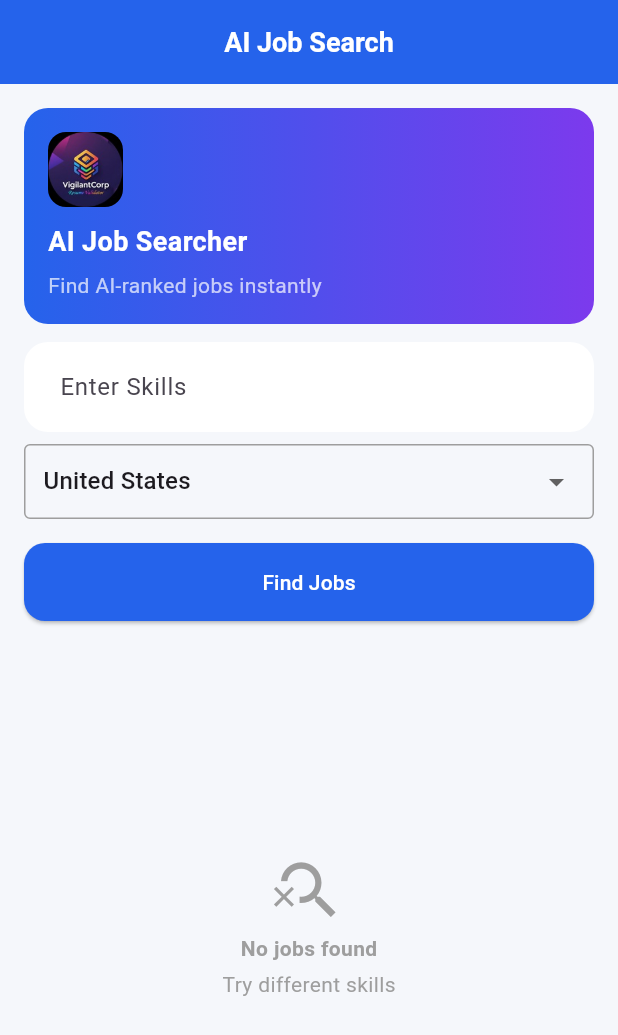
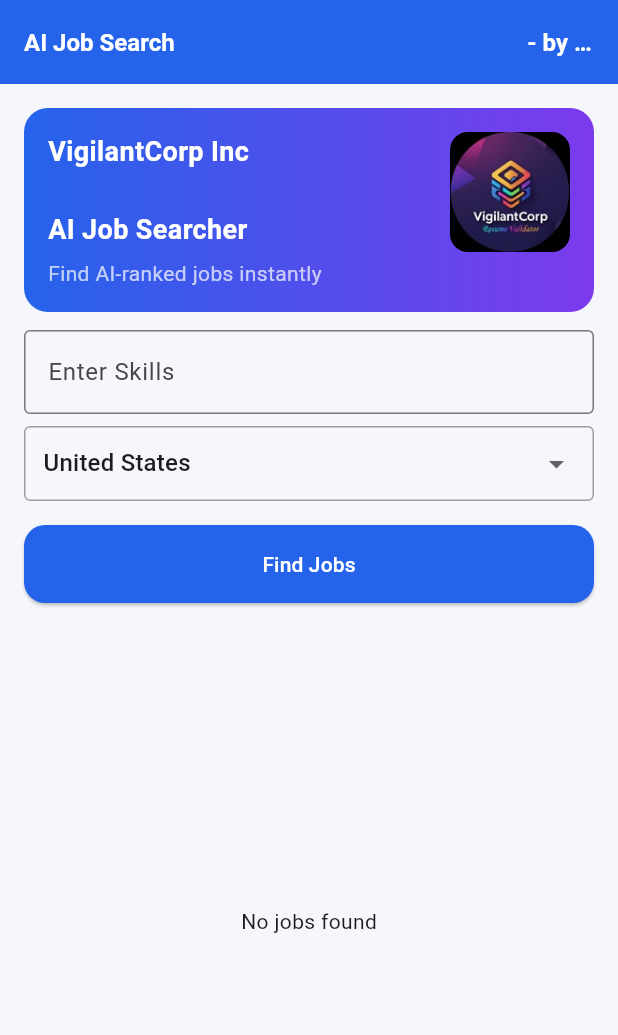
Before and after one commit to rkandukuri1/ai-job-api, a Flutter app: the screen it shows after launch, on a phone screen of 412 x 824 dp. Shown: the top 1035 px of the screen. Run offline on Flutter 3.47's test engine with Material 3 defaults, Android fonts, the phone set to English and light mode, and no system bars.

Commit message:
Add files via upload

```diff
--- a/ai_job_mobile/lib/main.dart
+++ b/ai_job_mobile/lib/main.dart
@@ -31,29 +31,6 @@
             padding: const EdgeInsets.symmetric(vertical: 16),
             shape: RoundedRectangleBorder(
               borderRadius: BorderRadius.circular(14),
-            ),
-          ),
-        ),
-        inputDecorationTheme: InputDecorationTheme(
-          filled: true,
-          fillColor: Colors.white,
-          contentPadding: const EdgeInsets.symmetric(
-            horizontal: 20,
-            vertical: 18,
-          ),
-          border: OutlineInputBorder(
-            borderRadius: BorderRadius.circular(16),
-            borderSide: BorderSide.none,
-          ),
-          enabledBorder: OutlineInputBorder(
-            borderRadius: BorderRadius.circular(16),
-            borderSide: BorderSide.none,
-          ),
-          focusedBorder: OutlineInputBorder(
-            borderRadius: BorderRadius.circular(16),
-            borderSide: const BorderSide(
-              color: Color(0xFF2563EB),
-              width: 2,
             ),
           ),
         ),
@@ -91,27 +68,15 @@
   };
 
   Future<void> openApplyLink(String url) async {
-    if (url.isEmpty) {
-      ScaffoldMessenger.of(context).showSnackBar(
-        const SnackBar(
-          content: Text("No apply link available"),
-        ),
-      );
-      return;
-    }
+    if (url.isEmpty) return;
 
     final Uri uri = Uri.parse(url);
 
     try {
-      await launchUrl(
-        uri,
-        mode: LaunchMode.externalApplication,
-      );
+      await launchUrl(uri, mode: LaunchMode.externalApplication);
     } catch (e) {
       ScaffoldMessenger.of(context).showSnackBar(
-        const SnackBar(
-          content: Text("Could not open link"),
-        ),
+        const SnackBar(content: Text("Could not open link")),
       );
     }
   }
@@ -119,23 +84,16 @@
   Future<void> searchJobs({bool loadMore = false}) async {
     if (!loadMore) {
       currentPage = 1;
-
-      setState(() {
       jobs = [];
       hasMore = true;
-      });
     }
 
-    setState(() {
-      isLoading = true;
-    });
+    setState(() => isLoading = true);
 
     try {
       final response = await http.post(
         Uri.parse("${AppConfig.apiBaseUrl}/jobs"),
-        headers: {
-          "Content-Type": "application/json",
-        },
+        headers: {"Content-Type": "application/json"},
         body: jsonEncode({
           "skills": skillsController.text,
           "country": selectedCountry,
@@ -159,29 +117,17 @@
         hasMore = newJobs.length == 10;
       });
     } catch (e) {
-      debugPrint("ERROR: $e");
-
       ScaffoldMessenger.of(context).showSnackBar(
-        SnackBar(
-          content: Text("Error: $e"),
-        ),
+        SnackBar(content: Text("Error: $e")),
       );
     } finally {
-      setState(() {
-        isLoading = false;
-      });
+      setState(() => isLoading = false);
     }
   }
 
   Color scoreColor(int score) {
-    if (score >= 80) {
-      return Colors.green;
-    }
-
-    if (score >= 60) {
-      return Colors.orange;
-    }
-
+    if (score >= 80) return Colors.green;
+    if (score >= 60) return Colors.orange;
     return Colors.red;
   }
 
@@ -191,11 +137,8 @@
       appBar: AppBar(
         centerTitle: true,
         title: const Text(
-          "AI Job Search",
-          style: TextStyle(
-            fontWeight: FontWeight.bold,
-            fontSize: 18,
-          ),
+          "AI Job Search                                                           - by Ramesh Kandukuri",
+          style: TextStyle(fontWeight: FontWeight.bold, fontSize: 16),
         ),
       ),
       body: SafeArea(
@@ -203,41 +146,36 @@
           padding: const EdgeInsets.all(16),
           child: Column(
             children: [
+
+              // ✅ HEADER (FIXED)
               Container(
                 width: double.infinity,
                 padding: const EdgeInsets.all(16),
                 decoration: BoxDecoration(
                   gradient: const LinearGradient(
-                    colors: [
-                      Color(0xFF2563EB),
-                      Color(0xFF7C3AED),
-                    ],
+                    colors: [Color(0xFF2563EB), Color(0xFF7C3AED)],
                   ),
                   borderRadius: BorderRadius.circular(16),
                 ),
-                child: Column(
+                child: Row(
+                  mainAxisAlignment: MainAxisAlignment.spaceBetween,
                   crossAxisAlignment: CrossAxisAlignment.start,
                   children: [
-                    ClipRRect(
-                      borderRadius: BorderRadius.circular(12),
-                      child: Image.asset(
-                        'assets/logo.png',
-                        height: 50,
-                        width: 50,
-                        fit: BoxFit.cover,
-                      ),
-                    ),
-                    const SizedBox(height: 10),
-                    const Text(
-                      "AI Job Searcher",
+
+                    // LEFT TEXT
+                    Column(
+                      crossAxisAlignment: CrossAxisAlignment.start,
+                      children: const [
+                        Text(
+                          "VigilantCorp Inc \n\nAI Job Searcher",
                           style: TextStyle(
                             color: Colors.white,
                             fontSize: 18,
                             fontWeight: FontWeight.bold,
                           ),
                         ),
-                    const SizedBox(height: 6),
-                    const Text(
+                        SizedBox(height: 6),
+                        Text(
                           "Find AI-ranked jobs instantly",
                           style: TextStyle(
                             color: Colors.white70,
@@ -246,8 +184,24 @@
                         ),
                       ],
                     ),
+
+                    // RIGHT LOGO
+                    ClipRRect(
+                      borderRadius: BorderRadius.circular(12),
+                      child: Image.asset(
+                        'assets/logo.png',
+                        height: 80,
+                        width: 80,
+                        fit: BoxFit.cover,
                       ),
+                    ),
+                  ],
+                ),
+              ),
+
               const SizedBox(height: 12),
+
+              // SKILLS INPUT
               TextField(
                 controller: skillsController,
                 decoration: const InputDecoration(
@@ -256,7 +210,10 @@
                   border: OutlineInputBorder(),
                 ),
               ),
+
               const SizedBox(height: 8),
+
+              // COUNTRY DROPDOWN
               Container(
                 padding: const EdgeInsets.symmetric(horizontal: 12),
                 decoration: BoxDecoration(
@@ -268,70 +225,42 @@
                   isExpanded: true,
                   underline: const SizedBox(),
                   items: countries.entries.map((entry) {
-                    return DropdownMenuItem<String>(
+                    return DropdownMenuItem(
                       value: entry.key,
                       child: Text(entry.value),
                     );
                   }).toList(),
                   onChanged: (value) {
                     if (value != null) {
-                      setState(() {
-                        selectedCountry = value;
-                      });
+                      setState(() => selectedCountry = value);
                     }
                   },
                 ),
               ),
+
               const SizedBox(height: 16),
+
+              // SEARCH BUTTON
               SizedBox(
                 width: double.infinity,
                 child: ElevatedButton(
-                  onPressed: isLoading
-                      ? null
-                      : () async {
-                          await searchJobs();
-                        },
+                  onPressed: isLoading ? null : () => searchJobs(),
                   child: const Text("Find Jobs"),
                 ),
               ),
+
               const SizedBox(height: 8),
+
               if (isLoading)
-                const Padding(
-                  padding: EdgeInsets.all(10),
-                  child: CircularProgressIndicator(),
-                ),
-              const SizedBox(height: 5),
+                const CircularProgressIndicator(),
+
+              const SizedBox(height: 10),
+
+              // JOB LIST
               Expanded(
                 child: jobs.isEmpty
-                    ? Center(
-                        child: SingleChildScrollView(
-                          child: Column(
-                            mainAxisAlignment: MainAxisAlignment.center,
-                            children: const [
-                              Icon(
-                                Icons.search_off,
-                                size: 50,
-                                color: Colors.grey,
-                              ),
-                              SizedBox(height: 4),
-                              Text(
-                                "No jobs found",
-                                style: TextStyle(
-                                  fontSize: 14,
-                                  color: Colors.grey,
-                                  fontWeight: FontWeight.w600,
-                                ),
-                              ),
-                              SizedBox(height: 4),
-                              Text(
-                                "Try different skills",
-                                style: TextStyle(
-                                  color: Colors.grey,
-                                ),
-                              ),
-                            ],
-                          ),
-                        ),
+                    ? const Center(
+                        child: Text("No jobs found"),
                       )
                     : ListView.builder(
                         itemCount: jobs.length,
@@ -339,8 +268,6 @@
                           final job = jobs[index];
 
                           return Card(
-                            elevation: 0,
-                            margin: const EdgeInsets.only(bottom: 12),
                             child: Padding(
                               padding: const EdgeInsets.all(16),
                               child: Column(
@@ -349,51 +276,33 @@
                                   Text(
                                     job["title"] ?? "",
                                     style: const TextStyle(
-                                      fontSize: 16,
                                       fontWeight: FontWeight.bold,
                                     ),
                                   ),
-                                  const SizedBox(height: 8),
-                                  Text(
-                                    job["company"] ?? "",
-                                    style: const TextStyle(
-                                      fontSize: 13,
-                                    ),
-                                  ),
-                                  const SizedBox(height: 4),
+                                  const SizedBox(height: 6),
+                                  Text(job["company"] ?? ""),
                                   Text(job["location"] ?? ""),
-                                  const SizedBox(height: 12),
+
+                                  const SizedBox(height: 10),
+
                                   Container(
-                                    padding: const EdgeInsets.symmetric(
-                                      horizontal: 12,
-                                      vertical: 6,
-                                    ),
+                                    padding: const EdgeInsets.all(6),
                                     decoration: BoxDecoration(
                                       color: scoreColor(job["score"] ?? 0),
                                       borderRadius: BorderRadius.circular(20),
                                     ),
                                     child: Text(
-                                      "Match Score: ${job["score"]}",
-                                      style: const TextStyle(
-                                        color: Colors.white,
-                                        fontWeight: FontWeight.bold,
+                                      "Match: ${job["score"]}",
+                                      style: const TextStyle(color: Colors.white),
                                     ),
                                   ),
-                                  ),
-                                  const SizedBox(height: 12),
-                                  Text(job["why_match"] ?? ""),
-                                  const SizedBox(height: 16),
-                                  SizedBox(
-                                    width: double.infinity,
-                                    child: ElevatedButton.icon(
-                                      onPressed: () {
-                                        openApplyLink(
-                                          job["apply_link"] ?? "",
-                                        );
-                                      },
-                                      icon: const Icon(Icons.open_in_new),
-                                      label: const Text("Apply Now"),
-                                    ),
+
+                                  const SizedBox(height: 10),
+
+                                  ElevatedButton(
+                                    onPressed: () =>
+                                        openApplyLink(job["apply_link"] ?? ""),
+                                    child: const Text("  Apply Now  "),
                                   ),
                                 ],
                               ),
@@ -402,19 +311,14 @@
                         },
                       ),
               ),
+
               if (hasMore && jobs.isNotEmpty)
-                SizedBox(
-                  width: double.infinity,
-                  child: ElevatedButton(
-                    onPressed: () async {
-                      setState(() {
+                ElevatedButton(
+                  onPressed: () {
                     currentPage++;
-                      });
-
-                      await searchJobs(loadMore: true);
+                    searchJobs(loadMore: true);
                   },
-                    child: const Text("Load More Jobs"),
-                  ),
+                  child: const Text("Load More"),
                 ),
             ],
           ),
```
Lines whose indentation alone changed are shown as unchanged.
